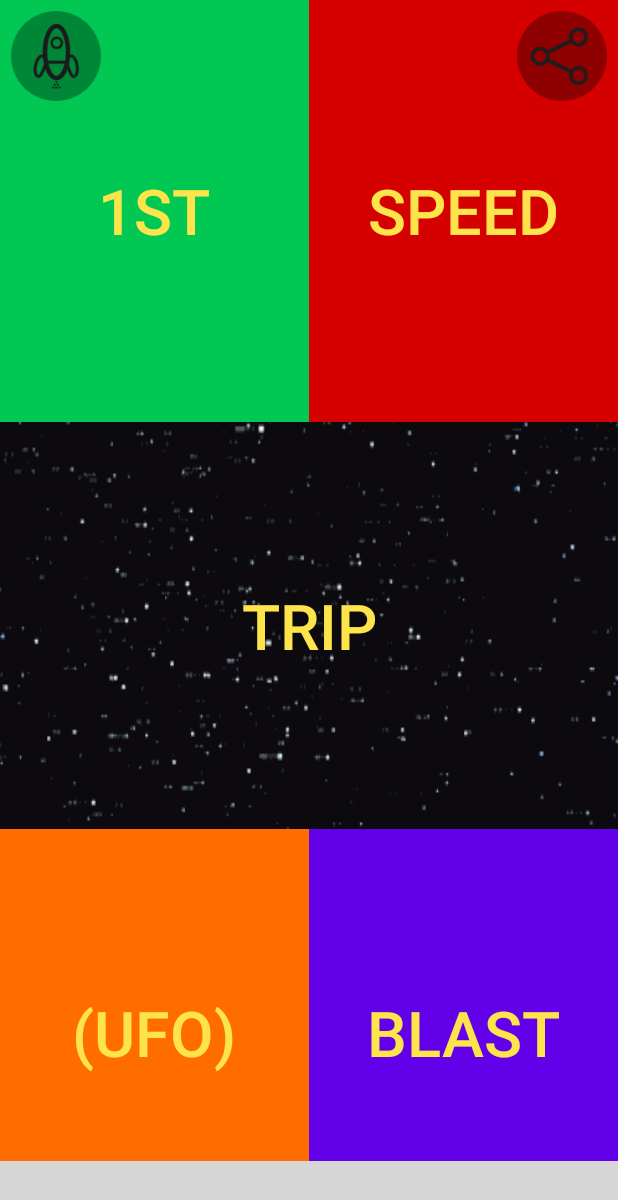
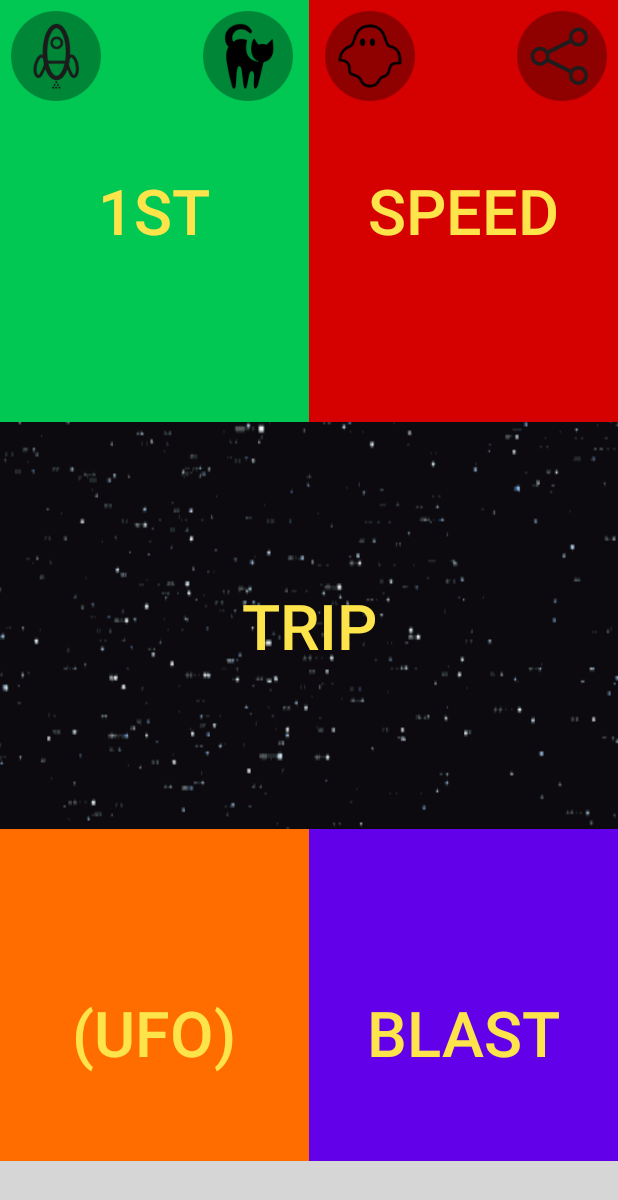
Before and after one commit to vikdenic/MartianMonster_Android, an Android app: the screen it shows after launch (MainActivity), on a phone screen of 412 x 824 dp. Shown: the top 1200 px of the screen. Run offline under Robolectric (Android 15) with nearby library versions, the phone set to English and light mode, and no system bars; our stand-ins replace ButterKnife; libraries missing offline, so code that uses them is left out: com.crashlytics.android, com.mopub.common, com.mopub.mobileads, com.parse, com.purplebrain.adbuddiz and 1 more; plain views replace MoPubView; pictures from the network do not load; 9 statements that could not run were skipped; grey boxes are pictures that could not be loaded.

Commit message:
Add cat and ghost loops

```diff
--- a/app/src/main/res/layout/activity_main.xml
+++ b/app/src/main/res/layout/activity_main.xml
@@ -81,6 +81,46 @@
                 android:cropToPadding="false"
                 />
 
+            <TextView
+                android:layout_width="wrap_content"
+                android:layout_height="wrap_content"
+                android:id="@+id/textView"
+                android:layout_centerHorizontal="true"
+                android:text="  "/>
+
+            <ImageView
+                android:layout_width="wrap_content"
+                android:layout_height="wrap_content"
+                android:id="@+id/catImageView"
+                android:src="@mipmap/catcircle"
+                android:clickable="true"
+                android:paddingRight="7dp"
+                android:paddingTop="7dp"
+                android:adjustViewBounds="false"
+                android:scaleType="centerCrop"
+                android:layout_alignParentTop="true"
+                android:layout_toLeftOf="@+id/imageView"
+                android:layout_toStartOf="@+id/textView"
+                android:paddingLeft="7dp"/>
+
+            <ImageView
+                android:layout_width="wrap_content"
+                android:layout_height="wrap_content"
+                android:id="@+id/ghostImageView"
+                android:src="@mipmap/ghostcircle"
+                android:clickable="true"
+                android:paddingRight="7dp"
+                android:paddingTop="7dp"
+                android:adjustViewBounds="false"
+                android:scaleType="centerCrop"
+                android:layout_alignParentTop="true"
+                android:layout_toRightOf="@+id/catImageView"
+                android:layout_toEndOf="@+id/textView"
+                android:cropToPadding="false"
+                android:layout_alignParentEnd="false"
+                android:layout_alignParentStart="false"
+                android:paddingLeft="7dp"/>
+
         </RelativeLayout>
 
     </FrameLayout>
```
Also changed, not shown: app/src/main/java/com/nektarlabs/martianmonster/Activities/MainActivity.java (+87 -12 lines), app/src/main/res/mipmap-xhdpi/catcircle.png (added), app/src/main/res/mipmap-xhdpi/catcirclewhite.png (added), app/src/main/res/mipmap-xhdpi/ghostcircle.png (added), app/src/main/res/mipmap-xhdpi/ghostcirclewhite.png (added), 2 other files.
